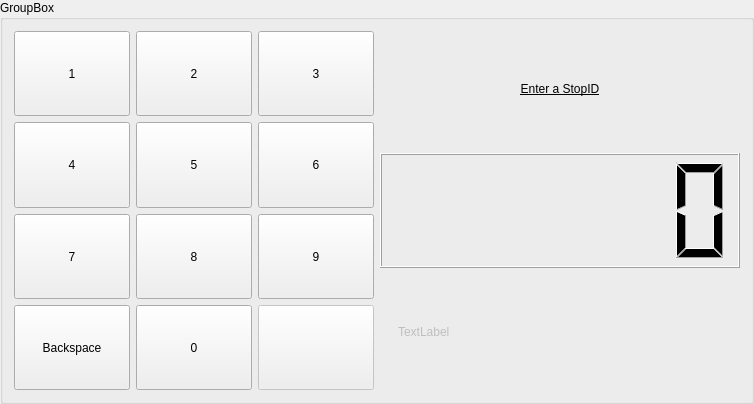
This is qt_ui/addStopID.ui in Jsyro/BusTicker as Qt 5 draws it before an edit. The edited form follows.
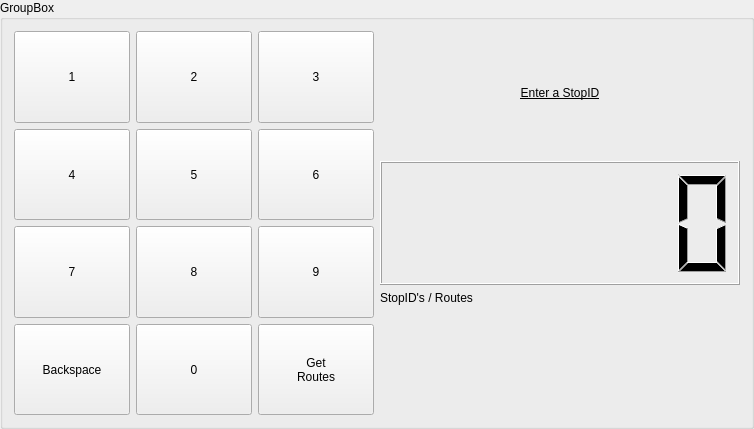
This is the edited form.

Commit message: changing folder structure and added routes_at_stop_id()

```diff
--- a/qt_ui/addStopID.ui
+++ b/qt_ui/addStopID.ui
@@ -13,7 +13,7 @@
     <x>0</x>
     <y>0</y>
     <width>754</width>
-    <height>404</height>
+    <height>429</height>
    </rect>
   </property>
   <property name="sizePolicy">
@@ -56,7 +56,7 @@
        </property>
       </widget>
      </item>
-     <item row="6" column="2">
+     <item row="8" column="2">
       <widget class="QPushButton" name="pushButton_0">
        <property name="sizePolicy">
         <sizepolicy hsizetype="Minimum" vsizetype="MinimumExpanding">
@@ -104,10 +104,10 @@
        </property>
       </widget>
      </item>
-     <item row="6" column="3">
+     <item row="8" column="3">
       <widget class="QPushButton" name="pushButton_Next">
        <property name="enabled">
-        <bool>false</bool>
+        <bool>true</bool>
        </property>
        <property name="sizePolicy">
         <sizepolicy hsizetype="Minimum" vsizetype="Minimum">
@@ -115,8 +115,12 @@
          <verstretch>0</verstretch>
         </sizepolicy>
        </property>
+       <property name="styleSheet">
+        <string notr="true">font: 20pt &quot;Plantagenet Cherokee&quot;;</string>
+       </property>
        <property name="text">
-        <string/>
+        <string>Get
+Routes</string>
        </property>
       </widget>
      </item>
@@ -136,7 +140,7 @@
        </property>
       </widget>
      </item>
-     <item row="6" column="0">
+     <item row="8" column="0">
       <widget class="QPushButton" name="pushButton_bksp">
        <property name="sizePolicy">
         <sizepolicy hsizetype="Minimum" vsizetype="MinimumExpanding">
@@ -294,20 +298,18 @@
      <item>
       <layout class="QHBoxLayout" name="horizontalLayout_2">
        <item>
+        <layout class="QHBoxLayout" name="horizontalLayout_3">
+         <item>
         <widget class="QLabel" name="label_2">
-         <property name="enabled">
-          <bool>false</bool>
-         </property>
-         <property name="styleSheet">
-          <string notr="true">padding-left:15px;</string>
-         </property>
          <property name="text">
-          <string>TextLabel</string>
+            <string>StopID's / Routes </string>
          </property>
          <property name="alignment">
-          <set>Qt::AlignLeading|Qt::AlignLeft|Qt::AlignVCenter</set>
-         </property>
-        </widget>
+            <set>Qt::AlignLeading|Qt::AlignLeft|Qt::AlignTop</set>
+           </property>
+          </widget>
+         </item>
+        </layout>
        </item>
       </layout>
      </item>
```
Lines whose indentation alone changed are shown as unchanged. The commit also changes 5 other files.
